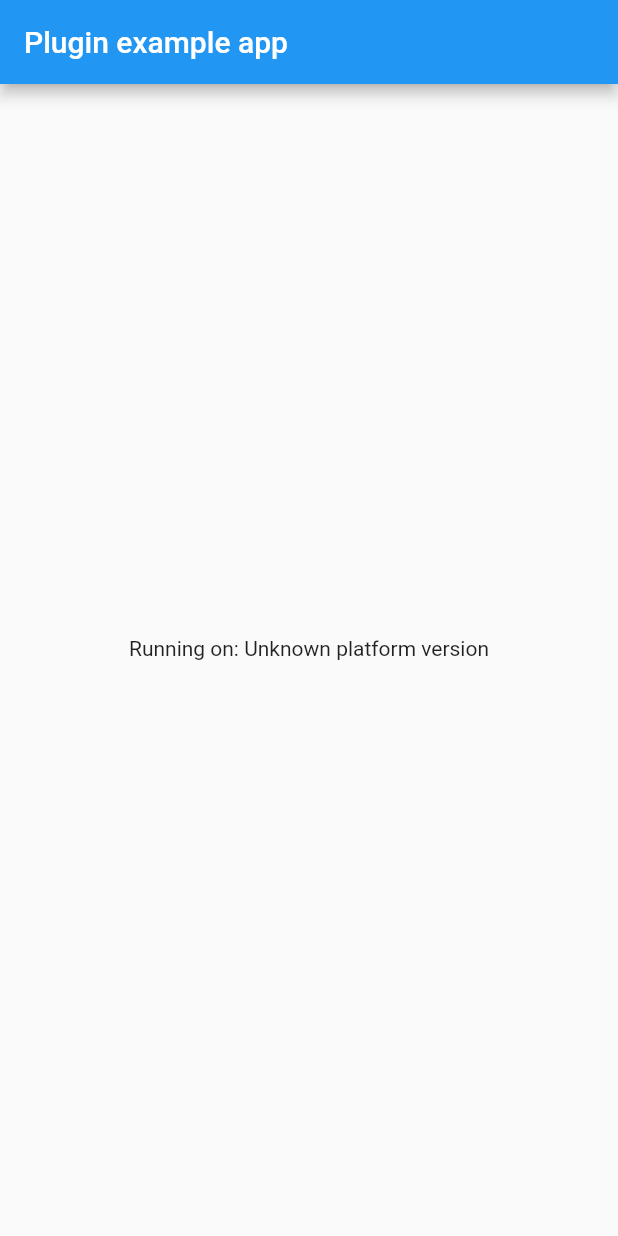
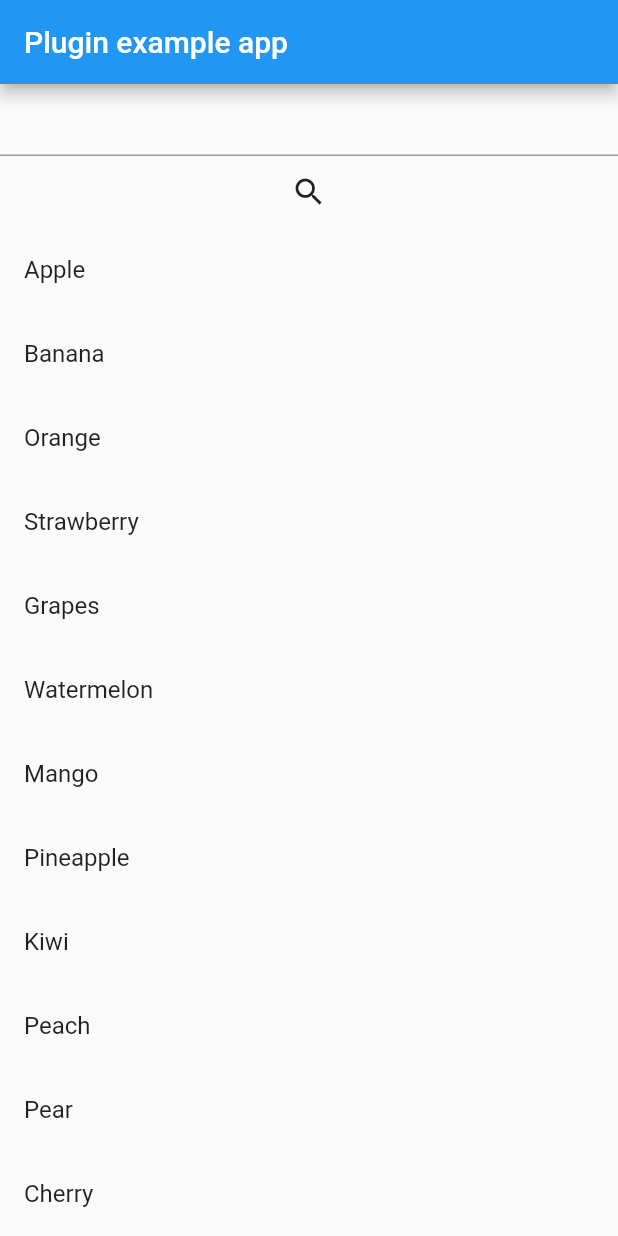
Before and after one commit to marceloiavenissi/smart-text-search, a Flutter app: the screen it shows after launch, on a phone screen of 412 x 824 dp. Run offline on Flutter 3.47's test engine with Material 2 defaults, Android fonts, the phone set to English and light mode, and no system bars; our stand-ins replace plugin_platform_interface.

Commit message:
create a example app of use

```diff
--- a/example/lib/main.dart
+++ b/example/lib/main.dart
@@ -1,8 +1,5 @@
 import 'package:flutter/material.dart';
-import 'dart:async';
-
-import 'package:flutter/services.dart';
-import 'package:smart_text_search/smart_text_search.dart';
+import 'package:smart_text_search/smart_text_search/sort_by_similarity.dart';
 
 void main() {
   runApp(const MyApp());
@@ -16,35 +13,67 @@ class MyApp extends StatefulWidget {
 }
 
 class _MyAppState extends State<MyApp> {
-  String _platformVersion = 'Unknown';
-  final _smartTextSearchPlugin = SmartTextSearch();
+  final TextEditingController _searchTextController = TextEditingController();
+
+  final List<String> items = [
+    'Apple',
+    'Banana',
+    'Orange',
+    'Strawberry',
+    'Grapes',
+    'Watermelon',
+    'Mango',
+    'Pineapple',
+    'Kiwi',
+    'Peach',
+    'Pear',
+    'Cherry',
+    'Blueberry',
+    'Raspberry',
+    'Lemon',
+    'Lime',
+    'Avocado',
+    'Coconut',
+    'Pomegranate',
+    'Blackberry',
+    'Cantaloupe',
+    'Mandarin',
+    'Papaya',
+    'Apricot',
+    'Guava',
+    'Passion Fruit',
+    'Plum',
+    'Fig',
+    'Lychee',
+    'Cranberry',
+    'Dragon Fruit',
+    'Kiwifruit',
+    'Star Fruit',
+    'Persimmon',
+    'Nectarine',
+    'Tangerine',
+    'Grapefruit',
+    'Jackfruit',
+    'Mulberry',
+    'Pawpaw',
+    'Quince',
+    'Clementine',
+    'Honeydew',
+    'Blackcurrant',
+    'Elderberry',
+    'Date',
+    'Rambutan',
+    'Soursop',
+    'Carambola',
+    'Cactus Fruit'
+  ];
+
+  List<String> listToView = [];
 
   @override
   void initState() {
     super.initState();
-    initPlatformState();
-  }
-
-  // Platform messages are asynchronous, so we initialize in an async method.
-  Future<void> initPlatformState() async {
-    String platformVersion;
-    // Platform messages may fail, so we use a try/catch PlatformException.
-    // We also handle the message potentially returning null.
-    try {
-      platformVersion =
-          await _smartTextSearchPlugin.getPlatformVersion() ?? 'Unknown platform version';
-    } on PlatformException {
-      platformVersion = 'Failed to get platform version.';
-    }
-
-    // If the widget was removed from the tree while the asynchronous platform
-    // message was in flight, we want to discard the reply rather than calling
-    // setState to update our non-existent appearance.
-    if (!mounted) return;
-
-    setState(() {
-      _platformVersion = platformVersion;
-    });
+    listToView = items;
   }
 
   @override
@@ -54,10 +83,34 @@ class _MyAppState extends State<MyApp> {
         appBar: AppBar(
           title: const Text('Plugin example app'),
         ),
-        body: Center(
-          child: Text('Running on: $_platformVersion\n'),
+        body: ListView(
+          children: [
+            TextField(
+              controller: _searchTextController,
+            ),
+            IconButton(
+              onPressed: _onSearch,
+              icon: const Icon(Icons.search),
+            ),
+            ...listToView.map<Widget>(
+              (e) => ListTile(
+                title: Text(e),
+              ),
+            ),
+          ],
         ),
       ),
     );
   }
+
+  _onSearch(){
+    List<String> searchResults = orderBySimilarity(
+      _searchTextController.text,
+      items,
+      (index, item) => item
+    );
+    setState(() {
+      listToView = searchResults;
+    });
+  }
 }
```
